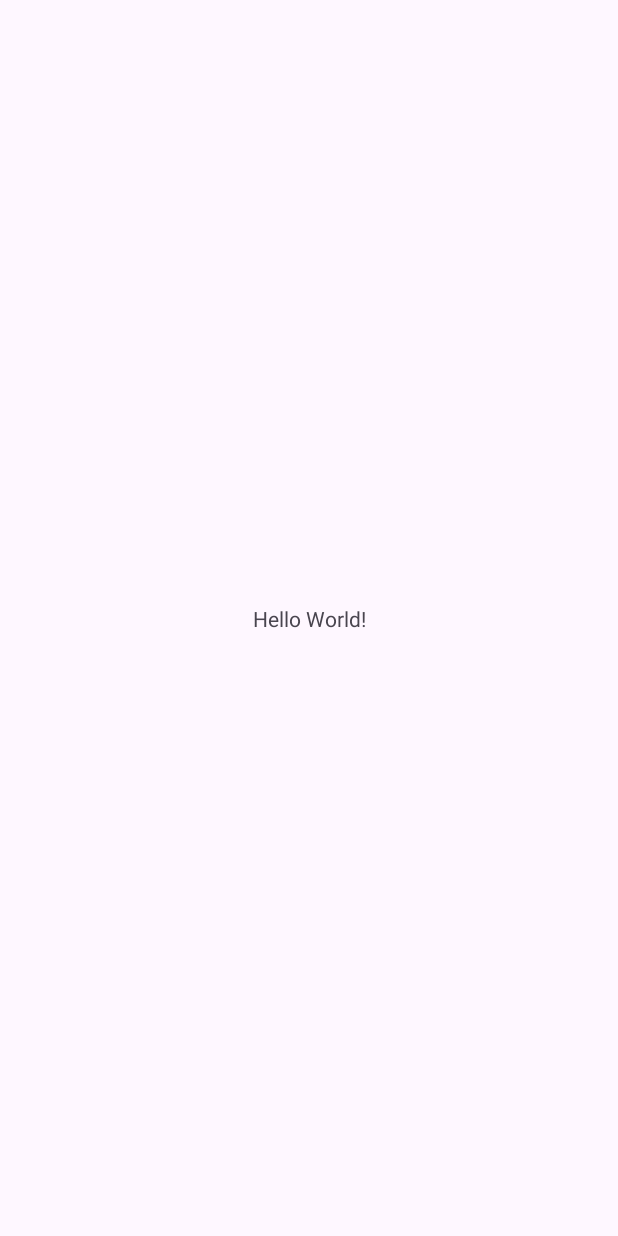
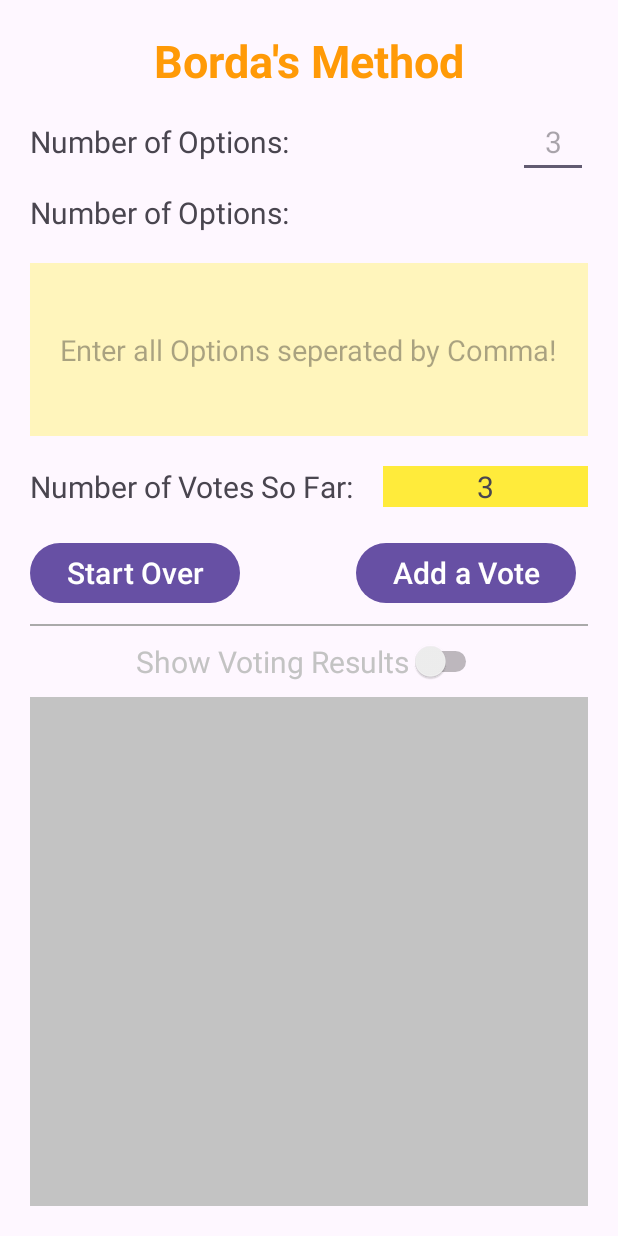
Before and after one commit to dxriax/Mobile_Devices_App_1, an Android app: the screen it shows after launch (MainActivity), on a phone screen of 412 x 824 dp. Before the commit the screen is almost empty. Run offline under Robolectric (Android 15) with nearby library versions, the phone set to English and light mode, and no system bars.

Commit message:
Basic Structure implemented for the first Activity / Main

```diff
--- a/app/src/main/res/layout/activity_main.xml
+++ b/app/src/main/res/layout/activity_main.xml
@@ -5,15 +5,150 @@
     android:id="@+id/main"
     android:layout_width="match_parent"
     android:layout_height="match_parent"
+    android:paddingTop = "27dp"
+    android:layout_margin="20dp"
     tools:context=".MainActivity">
 
     <TextView
+        android:id="@+id/tvBordasMethod"
         android:layout_width="wrap_content"
         android:layout_height="wrap_content"
-        android:text="Hello World!"
-        app:layout_constraintBottom_toBottomOf="parent"
+        android:text="@string/bordas_method"
+        android:textColor="@color/orange"
+        android:textSize="30sp"
+        android:textStyle="bold"
         app:layout_constraintEnd_toEndOf="parent"
         app:layout_constraintStart_toStartOf="parent"
         app:layout_constraintTop_toTopOf="parent" />
 
+    <TextView
+        android:id="@+id/tvNumOptions"
+        android:layout_width="0dp"
+        android:layout_height="wrap_content"
+        android:text="@string/numOptions"
+        android:textSize="20sp"
+        android:layout_marginTop="20dp"
+        app:layout_constraintEnd_toStartOf="@+id/etNumOptions"
+        app:layout_constraintStart_toStartOf="parent"
+        app:layout_constraintTop_toBottomOf="@+id/tvBordasMethod" />
+
+    <EditText
+        android:id="@+id/etNumOptions"
+        android:layout_width="wrap_content"
+        android:layout_height="wrap_content"
+        android:ems="2"
+        android:gravity="center"
+        android:inputType="number"
+        android:hint="3"
+        android:textSize="20sp"
+        app:layout_constraintBaseline_toBaselineOf="@+id/tvNumOptions"
+        app:layout_constraintEnd_toEndOf="parent"
+        app:layout_constraintHorizontal_bias="1.0"
+        app:layout_constraintStart_toEndOf="@+id/tvBordasMethod" />
+
+    <TextView
+        android:id="@+id/tvVotingOptions"
+        android:layout_width="0dp"
+        android:layout_height="wrap_content"
+        android:layout_marginTop="20dp"
+        android:text="@string/numOptions"
+        android:textSize="20sp"
+        app:layout_constraintStart_toStartOf="parent"
+        app:layout_constraintTop_toBottomOf="@+id/tvNumOptions" />
+
+    <EditText
+        android:id="@+id/etVotingOptions"
+        android:layout_width="0dp"
+        android:layout_height="115dp"
+        android:layout_marginTop="20dp"
+        android:background="@color/light_yellow"
+        android:inputType="textMultiLine"
+        android:hint="@string/entering"
+        android:textSize="19sp"
+        android:padding="20dp"
+        app:layout_constraintEnd_toEndOf="parent"
+        app:layout_constraintStart_toEndOf="@+id/tvVotingOptions"
+        app:layout_constraintStart_toStartOf="parent"
+        app:layout_constraintTop_toBottomOf="@+id/tvVotingOptions" />
+
+    <TextView
+        android:id="@+id/tvNumVotes"
+        android:layout_width="0dp"
+        android:layout_height="wrap_content"
+        android:layout_marginTop="20dp"
+        android:text="@string/numVotes"
+        android:textSize="20sp"
+        app:layout_constraintStart_toStartOf="parent"
+        app:layout_constraintTop_toBottomOf="@+id/etVotingOptions" />
+
+    <TextView
+        android:id="@+id/tvNumVotings"
+        android:layout_width="0dp"
+        android:layout_height="wrap_content"
+        android:layout_marginStart="20dp"
+        android:background="@color/yellow"
+        android:ems="2"
+        android:gravity="center"
+        android:text="3"
+        android:textSize="20sp"
+        app:layout_constraintBaseline_toBaselineOf="@+id/tvNumVotes"
+        app:layout_constraintEnd_toEndOf="parent"
+        app:layout_constraintHorizontal_bias="1.0"
+        app:layout_constraintStart_toEndOf="@+id/tvNumVotes" />
+
+    <Button
+        android:id="@+id/btnStartOver"
+        android:layout_width="wrap_content"
+        android:layout_height="wrap_content"
+        android:text="@string/btnStartOver"
+        android:textSize="20sp"
+        android:layout_marginTop="20dp"
+        app:layout_constraintStart_toStartOf="parent"
+        app:layout_constraintTop_toBottomOf="@+id/tvNumVotes" />
+
+    <Button
+        android:id="@+id/btnAddVote"
+        android:layout_width="wrap_content"
+        android:layout_height="wrap_content"
+        android:layout_marginEnd="8dp"
+        android:text="@string/btnAdd"
+        android:textSize="20sp"
+        android:layout_marginTop="20dp"
+        app:layout_constraintEnd_toEndOf="parent"
+        app:layout_constraintTop_toBottomOf="@+id/tvNumVotings" />
+
+    <View
+        android:id="@+id/vDivider"
+        android:layout_width="match_parent"
+        android:layout_height="1dp"
+        android:background="@android:color/darker_gray"
+        android:layout_marginTop="10dp"
+        app:layout_constraintTop_toBottomOf="@+id/btnStartOver"
+         />
+
+    <Switch
+        android:id="@+id/swResults"
+        android:layout_width="wrap_content"
+        android:layout_height="wrap_content"
+        android:text="@string/switchResults"
+        android:textSize="20sp"
+        android:textColor="@color/light_grey"
+        android:layout_marginTop="10dp"
+        app:layout_constraintEnd_toEndOf="parent"
+        app:layout_constraintStart_toStartOf="parent"
+        app:layout_constraintTop_toBottomOf="@+id/vDivider"
+        tools:ignore="UseSwitchCompatOrMaterialXml" />
+
+    <TextView
+        android:id="@+id/textView3"
+        android:layout_width="0dp"
+        android:layout_height="0dp"
+        android:text=""
+        android:background="@color/light_grey"
+        android:layout_marginTop="10dp"
+        app:layout_constraintEnd_toEndOf="parent"
+        app:layout_constraintStart_toStartOf="parent"
+        app:layout_constraintTop_toBottomOf="@+id/swResults"
+        app:layout_constraintBottom_toBottomOf="parent" />
+
 </androidx.constraintlayout.widget.ConstraintLayout>
--- a/app/src/main/res/values/colors.xml
+++ b/app/src/main/res/values/colors.xml
@@ -2,4 +2,10 @@
 <resources>
     <color name="black">#FF000000</color>
     <color name="white">#FFFFFFFF</color>
+    <color name="orange">#FFFF9A07</color>
+    <color name="light_yellow">#FFFFF5BC</color>
+    <color name="yellow">#FFFFEB3B</color>
+    <color name="light_grey">#FFC3C3C3</color>
+
+
 </resources>
--- a/app/src/main/res/values/strings.xml
+++ b/app/src/main/res/values/strings.xml
@@ -1,3 +1,11 @@
 <resources>
     <string name="app_name">My Application</string>
+    <string name="bordas_method">Borda\'s Method</string>
+    <string name="numOptions">Number of Options:</string>
+    <string name="options">Voting Options:</string>
+    <string name="entering">Enter all Options seperated by Comma!</string>
+    <string name="switchResults">Show Voting Results</string>
+    <string name="numVotes">Number of Votes So Far:</string>
+    <string name="btnStartOver">Start Over</string>
+    <string name="btnAdd">Add a Vote</string>
 </resources>
```
